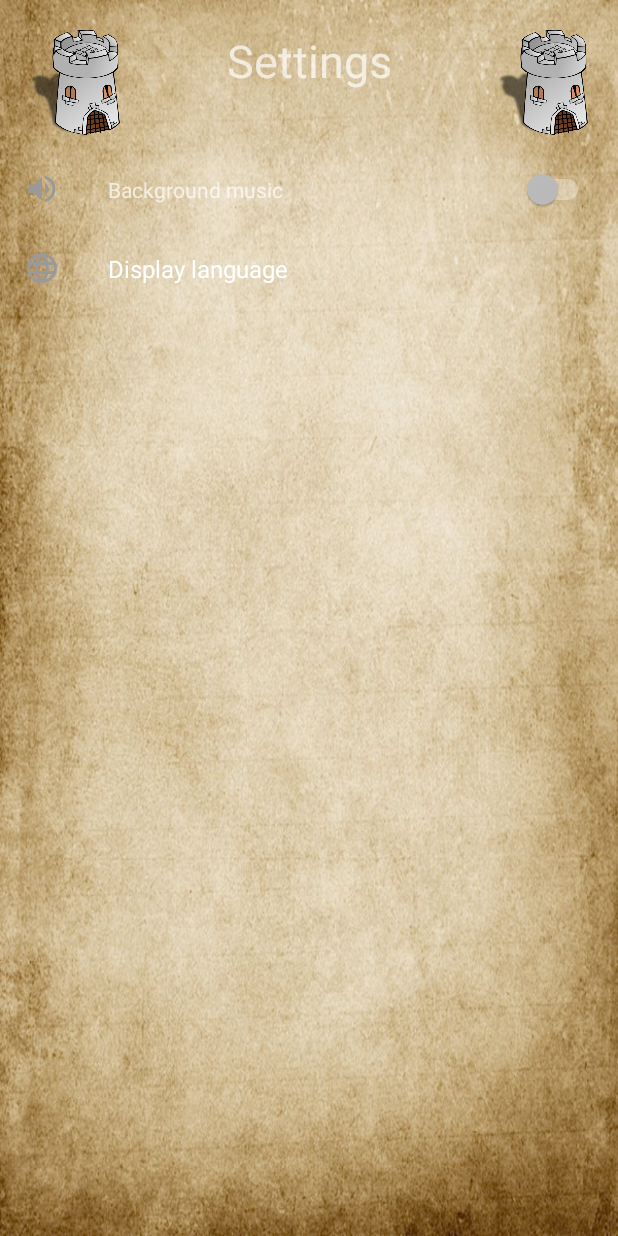
After one commit to svetlinyotov/pmu-android-app, an Android app: the SettingsActivity screen opened directly, with no data from a screen before it, on a phone screen of 412 x 824 dp. The commit adds this screen. Run offline under Robolectric (Android 15) with nearby library versions, the phone set to English and light mode, and no system bars; our stand-ins replace androidx.preference; 1 statement that could not run was skipped.

Commit message:
Added settings and fixed background music not to stop on activity change

```diff
--- a/app/build.gradle
+++ b/app/build.gradle
@@ -52,6 +52,7 @@ dependencies {
     implementation 'com.google.code.gson:gson:2.8.2'
 
     implementation "com.google.android.gms:play-services-location:16.0.0"
+    implementation 'com.android.support:preference-v7:28.0.0'
 
     // Room components
     implementation "android.arch.persistence.room:runtime:$rootProject.roomVersion"
--- a/app/src/main/AndroidManifest.xml
+++ b/app/src/main/AndroidManifest.xml
@@ -21,6 +21,8 @@
 
         <activity android:name="com.snsdevelop.tusofia.sem6.pmu.LocationsActivity" />
         <activity android:name="com.snsdevelop.tusofia.sem6.pmu.PreloadActivity" />
+        <activity android:name="com.snsdevelop.tusofia.sem6.pmu.SettingsActivity" />
+        <activity android:name="com.snsdevelop.tusofia.sem6.pmu.BaseActivity" />
         <activity android:name="com.snsdevelop.tusofia.sem6.pmu.MainActivity">
             <intent-filter>
                 <action android:name="android.intent.action.MAIN" />
--- /dev/null
+++ b/app/src/main/java/com/snsdevelop/tusofia/sem6/pmu/BaseActivity.java
@@ -0,0 +1,28 @@
+package com.snsdevelop.tusofia.sem6.pmu;
+
+import android.content.Intent;
+import android.os.Bundle;
+
+import com.snsdevelop.tusofia.sem6.pmu.Helpers.BackgroundMusic;
+import com.snsdevelop.tusofia.sem6.pmu.services.PlayAudioService;
+
+import androidx.annotation.Nullable;
+import androidx.appcompat.app.AppCompatActivity;
+
+public class BaseActivity extends AppCompatActivity {
+
+
+    @Override
+    protected void onCreate(@Nullable Bundle savedInstanceState) {
+        super.onCreate(savedInstanceState);
+
+        BackgroundMusic.doBindService(this);
+        startService(new Intent(this, PlayAudioService.class));
+    }
+
+    @Override
+    protected void onDestroy() {
+        super.onDestroy();
+        BackgroundMusic.doUnbindService(this);
+    }
+}
--- /dev/null
+++ b/app/src/main/java/com/snsdevelop/tusofia/sem6/pmu/Fragments/SettingsFragment.java
@@ -0,0 +1,50 @@
+package com.snsdevelop.tusofia.sem6.pmu.Fragments;
+
+
+import android.os.Bundle;
+
+import com.snsdevelop.tusofia.sem6.pmu.Helpers.BackgroundMusic;
+import com.snsdevelop.tusofia.sem6.pmu.R;
+import com.snsdevelop.tusofia.sem6.pmu.Utils.StoredData;
+
+import androidx.preference.PreferenceFragmentCompat;
+import androidx.preference.SwitchPreference;
+
+public class SettingsFragment extends PreferenceFragmentCompat {
+
+    @Override
+    public void onCreatePreferences(Bundle savedInstanceState, String rootKey) {
+        setPreferencesFromResource(R.xml.app_settings, rootKey);
+
+        SwitchPreference settingIsMuted = (SwitchPreference) findPreference(StoredData.SETTINGS_IS_BG_MUSIC_PLAYING);
+        if (getContext() != null) {
+            BackgroundMusic.doBindService(getContext());
+            BackgroundMusic.startService(getContext());
+            if (StoredData.getBoolean(getContext(), StoredData.SETTINGS_IS_BG_MUSIC_PLAYING)) {
+                settingIsMuted.setIcon(getContext().getDrawable(R.drawable.ic_volume_off_999_24dp));
+            } else {
+                settingIsMuted.setIcon(getContext().getDrawable(R.drawable.ic_volume_up_999_24dp));
+            }
+            settingIsMuted.setOnPreferenceChangeListener((preference, o) -> {
+                boolean isPlaying = (boolean) o;
+
+
+                if (isPlaying) {
+                    BackgroundMusic.resume();
+                    settingIsMuted.setIcon(getContext().getDrawable(R.drawable.ic_volume_up_999_24dp));
+                } else {
+                    BackgroundMusic.pause();
+                    settingIsMuted.setIcon(getContext().getDrawable(R.drawable.ic_volume_off_999_24dp));
+                }
+
+                return true;
+            });
+        }
+
+    }
+
+    @Override
+    public void onDestroyView() {
+        super.onDestroyView();
+    }
+}
--- /dev/null
+++ b/app/src/main/java/com/snsdevelop/tusofia/sem6/pmu/Helpers/BackgroundMusic.java
@@ -0,0 +1,68 @@
+package com.snsdevelop.tusofia.sem6.pmu.Helpers;
+
+import android.content.ComponentName;
+import android.content.Context;
+import android.content.Intent;
+import android.content.ServiceConnection;
+import android.os.IBinder;
+
+import com.snsdevelop.tusofia.sem6.pmu.Utils.StoredData;
+import com.snsdevelop.tusofia.sem6.pmu.services.PlayAudioService;
+
+import java.lang.ref.WeakReference;
+
+import androidx.annotation.NonNull;
+
+public class BackgroundMusic {
+    private static WeakReference<Context> contextWeakReference;
+    private static boolean mIsBound = false;
+    private static PlayAudioService mService;
+    private static ServiceConnection serviceConnection = new ServiceConnection() {
+
+        public void onServiceConnected(ComponentName name, IBinder binder) {
+            mService = ((PlayAudioService.ServiceBinder) binder).getService();
+
+            if (contextWeakReference != null && !StoredData.getBoolean(contextWeakReference.get(), StoredData.SETTINGS_IS_BG_MUSIC_PLAYING)) {
+                BackgroundMusic.stop();
+            } else {
+                BackgroundMusic.resume();
+            }
+        }
+
+        public void onServiceDisconnected(ComponentName name) {
+            mService = null;
+        }
+    };
+
+    public static void startService(@NonNull Context context) {
+        context.startService(new Intent(context, PlayAudioService.class));
+    }
+
+    public static void doBindService(@NonNull Context context) {
+        context.bindService(new Intent(context, PlayAudioService.class), serviceConnection, Context.BIND_AUTO_CREATE);
+        mIsBound = true;
+        contextWeakReference = new WeakReference<>(context);
+    }
+
+    public static void doUnbindService(@NonNull Context context) {
+        if (mIsBound) {
+            context.unbindService(serviceConnection);
+            mIsBound = false;
+        }
+    }
+
+    public static void resume() {
+        if (mService != null)
+            mService.resumeMusic();
+    }
+
+    public static void pause() {
+        if (mService != null)
+            mService.pauseMusic();
+    }
+
+    private static void stop() {
+        if (mService != null)
+            mService.stopMusic();
+    }
+}
--- /dev/null
+++ b/app/src/main/java/com/snsdevelop/tusofia/sem6/pmu/SettingsActivity.java
@@ -0,0 +1,30 @@
+package com.snsdevelop.tusofia.sem6.pmu;
+
+import android.os.Bundle;
+import android.widget.ImageButton;
+
+import com.snsdevelop.tusofia.sem6.pmu.Fragments.SettingsFragment;
+import com.snsdevelop.tusofia.sem6.pmu.Helpers.Auth;
+
+public class SettingsActivity extends BaseActivity {
+
+    @Override
+    protected void onCreate(Bundle savedInstanceState) {
+        super.onCreate(savedInstanceState);
+
+        setContentView(R.layout.activity_settings);
+
+        getSupportFragmentManager()
+                .beginTransaction()
+                .replace(R.id.fragmentSettings, new SettingsFragment())
+                .commit();
+
+        ImageButton buttonBack = findViewById(R.id.buttonBack);
+        ImageButton buttonLogOut = findViewById(R.id.buttonLogOut);
+
+        buttonBack.setOnClickListener((v) -> finish());
+        buttonLogOut.setOnClickListener((v) -> Auth.logOut(this));
+
+    }
+
+}
--- a/app/src/main/java/com/snsdevelop/tusofia/sem6/pmu/Utils/StoredData.java
+++ b/app/src/main/java/com/snsdevelop/tusofia/sem6/pmu/Utils/StoredData.java
@@ -13,7 +13,8 @@ public class StoredData {
     public static final String LOGGED_USER_IMAGE = "logged_user_image";
     public static final String LOGGED_USER_TOKEN = "logged_user_token";
 
-    static final String SETTINGS_IS_MUTED = "settingsIsBGMusicMuted";
+    public static final String SETTINGS_IS_BG_MUSIC_PLAYING = "settingsIsBGMusicMuted";
+    public static final String SETTINGS_CURRENT_LANGUAGE = "settingsCurrentLanguage";
 
     public static void saveInt(Context context, String key, Integer value) {
         SharedPreferences.Editor edit = getSP(context).edit();
--- /dev/null
+++ b/app/src/main/res/drawable/ic_language_999_24dp.xml
@@ -0,0 +1,5 @@
+<vector android:height="24dp" android:tint="#999999"
+    android:viewportHeight="24.0" android:viewportWidth="24.0"
+    android:width="24dp" xmlns:android="http://schemas.android.com/apk/res/android">
+    <path android:fillColor="#FF000000" android:pathData="M11.99,2C6.47,2 2,6.48 2,12s4.47,10 9.99,10C17.52,22 22,17.52 22,12S17.52,2 11.99,2zM18.92,8h-2.95c-0.32,-1.25 -0.78,-2.45 -1.38,-3.56 1.84,0.63 3.37,1.91 4.33,3.56zM12,4.04c0.83,1.2 1.48,2.53 1.91,3.96h-3.82c0.43,-1.43 1.08,-2.76 1.91,-3.96zM4.26,14C4.1,13.36 4,12.69 4,12s0.1,-1.36 0.26,-2h3.38c-0.08,0.66 -0.14,1.32 -0.14,2 0,0.68 0.06,1.34 0.14,2L4.26,14zM5.08,16h2.95c0.32,1.25 0.78,2.45 1.38,3.56 -1.84,-0.63 -3.37,-1.9 -4.33,-3.56zM8.03,8L5.08,8c0.96,-1.66 2.49,-2.93 4.33,-3.56C8.81,5.55 8.35,6.75 8.03,8zM12,19.96c-0.83,-1.2 -1.48,-2.53 -1.91,-3.96h3.82c-0.43,1.43 -1.08,2.76 -1.91,3.96zM14.34,14L9.66,14c-0.09,-0.66 -0.16,-1.32 -0.16,-2 0,-0.68 0.07,-1.35 0.16,-2h4.68c0.09,0.65 0.16,1.32 0.16,2 0,0.68 -0.07,1.34 -0.16,2zM14.59,19.56c0.6,-1.11 1.06,-2.31 1.38,-3.56h2.95c-0.96,1.65 -2.49,2.93 -4.33,3.56zM16.36,14c0.08,-0.66 0.14,-1.32 0.14,-2 0,-0.68 -0.06,-1.34 -0.14,-2h3.38c0.16,0.64 0.26,1.31 0.26,2s-0.1,1.36 -0.26,2h-3.38z"/>
+</vector>
--- /dev/null
+++ b/app/src/main/res/drawable/ic_volume_down_999_24dp.xml
@@ -0,0 +1,5 @@
+<vector android:height="24dp" android:tint="#999999"
+    android:viewportHeight="24.0" android:viewportWidth="24.0"
+    android:width="24dp" xmlns:android="http://schemas.android.com/apk/res/android">
+    <path android:fillColor="#FF000000" android:pathData="M18.5,12c0,-1.77 -1.02,-3.29 -2.5,-4.03v8.05c1.48,-0.73 2.5,-2.25 2.5,-4.02zM5,9v6h4l5,5V4L9,9H5z"/>
+</vector>
--- /dev/null
+++ b/app/src/main/res/drawable/ic_volume_off_999_24dp.xml
@@ -0,0 +1,5 @@
+<vector android:height="24dp" android:tint="#999999"
+    android:viewportHeight="24.0" android:viewportWidth="24.0"
+    android:width="24dp" xmlns:android="http://schemas.android.com/apk/res/android">
+    <path android:fillColor="#FF000000" android:pathData="M16.5,12c0,-1.77 -1.02,-3.29 -2.5,-4.03v2.21l2.45,2.45c0.03,-0.2 0.05,-0.41 0.05,-0.63zM19,12c0,0.94 -0.2,1.82 -0.54,2.64l1.51,1.51C20.63,14.91 21,13.5 21,12c0,-4.28 -2.99,-7.86 -7,-8.77v2.06c2.89,0.86 5,3.54 5,6.71zM4.27,3L3,4.27 7.73,9L3,9v6h4l5,5v-6.73l4.25,4.25c-0.67,0.52 -1.42,0.93 -2.25,1.18v2.06c1.38,-0.31 2.63,-0.95 3.69,-1.81L19.73,21 21,19.73l-9,-9L4.27,3zM12,4L9.91,6.09 12,8.18L12,4z"/>
+</vector>
--- /dev/null
+++ b/app/src/main/res/drawable/ic_volume_up_999_24dp.xml
@@ -0,0 +1,5 @@
+<vector android:height="24dp" android:tint="#999999"
+    android:viewportHeight="24.0" android:viewportWidth="24.0"
+    android:width="24dp" xmlns:android="http://schemas.android.com/apk/res/android">
+    <path android:fillColor="#FF000000" android:pathData="M3,9v6h4l5,5L12,4L7,9L3,9zM16.5,12c0,-1.77 -1.02,-3.29 -2.5,-4.03v8.05c1.48,-0.73 2.5,-2.25 2.5,-4.02zM14,3.23v2.06c2.89,0.86 5,3.54 5,6.71s-2.11,5.85 -5,6.71v2.06c4.01,-0.91 7,-4.49 7,-8.77s-2.99,-7.86 -7,-8.77z"/>
+</vector>
--- /dev/null
+++ b/app/src/main/res/layout/activity_settings.xml
@@ -0,0 +1,47 @@
+<?xml version="1.0" encoding="utf-8"?>
+<RelativeLayout xmlns:android="http://schemas.android.com/apk/res/android"
+    android:layout_width="match_parent"
+    android:layout_height="match_parent"
+    android:background="@drawable/history_background">
+
+
+    <ImageButton
+        android:id="@+id/buttonBack"
+        android:layout_width="60dp"
+        android:layout_height="70dp"
+        android:layout_alignParentStart="true"
+        android:layout_alignParentTop="true"
+        android:layout_marginStart="20dp"
+        android:layout_marginTop="20dp"
+        android:background="@drawable/button_all_games" />
+
+
+    <ImageButton
+        android:id="@+id/buttonLogOut"
+        android:layout_width="60dp"
+        android:layout_height="70dp"
+        android:layout_alignParentTop="true"
+        android:layout_alignParentEnd="true"
+        android:layout_marginTop="20dp"
+        android:layout_marginEnd="20dp"
+        android:background="@drawable/button_all_games" />
+
+    <TextView
+        android:id="@+id/textViewTitleSettings"
+        android:layout_width="match_parent"
+        android:layout_height="wrap_content"
+        android:layout_marginTop="20dp"
+        android:layout_marginBottom="40dp"
+        android:text="Settings"
+        android:textAlignment="center"
+        android:textSize="30sp" />
+
+    <fragment
+        android:id="@+id/fragmentSettings"
+        android:name="com.snsdevelop.tusofia.sem6.pmu.Fragments.SettingsFragment"
+        android:layout_width="match_parent"
+        android:layout_height="0dp"
+        android:layout_below="@id/textViewTitleSettings"
+        android:layout_alignParentBottom="true" />
+
+</RelativeLayout>
--- /dev/null
+++ b/app/src/main/res/values/settings.xml
@@ -0,0 +1,11 @@
+<?xml version="1.0" encoding="utf-8"?>
+<resources>
+    <string-array name="settings_languages_values">
+        <item>@string/settings_language_bg</item>
+        <item>@string/settings_language_en</item>
+    </string-array>
+    <string-array name="settings_languages_keys">
+        <item>bg</item>
+        <item>en</item>
+    </string-array>
+</resources>
--- a/app/src/main/res/values/strings.xml
+++ b/app/src/main/res/values/strings.xml
@@ -15,4 +15,8 @@
     <string name="modal_login_error_google">Google error</string>
     <string name="modal_server_error_title">Cannot connect to server</string>
     <string name="modal_server_error_description">Try to login again</string>
+    <string name="settings_mute">Background music</string>
+    <string name="settings_language">Display language</string>
+    <string name="settings_language_bg">Bulgarian</string>
+    <string name="settings_language_en">English</string>
 </resources>
--- /dev/null
+++ b/app/src/main/res/xml/app_settings.xml
@@ -0,0 +1,20 @@
+<?xml version="1.0" encoding="utf-8"?>
+
+<PreferenceScreen xmlns:android="http://schemas.android.com/apk/res/android"
+    xmlns:app="http://schemas.android.com/apk/res-auto">
+
+    <SwitchPreference
+        android:defaultValue="false"
+        android:icon="@drawable/ic_volume_down_999_24dp"
+        android:padding="10dp"
+        android:summary="@string/settings_mute"
+        app:key="settingsIsBGMusicMuted" />
+
+    <ListPreference
+        android:entries="@array/settings_languages_values"
+        android:entryValues="@array/settings_languages_keys"
+        android:icon="@drawable/ic_language_999_24dp"
+        android:key="settingsCurrentLanguage"
+        android:title="@string/settings_language" />
+
+</PreferenceScreen>
```
Also changed, not shown: app/src/main/java/com/snsdevelop/tusofia/sem6/pmu/LocationsActivity.java (+12 -29 lines), app/src/main/java/com/snsdevelop/tusofia/sem6/pmu/services/PlayAudioService.java (+101 -31 lines), app/src/main/res/layout/activity_locations.xml (+9 -25 lines).
